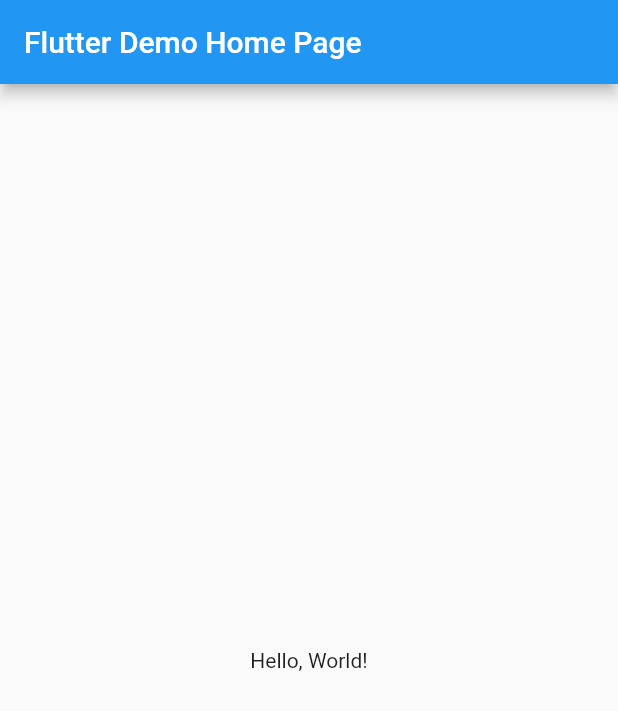
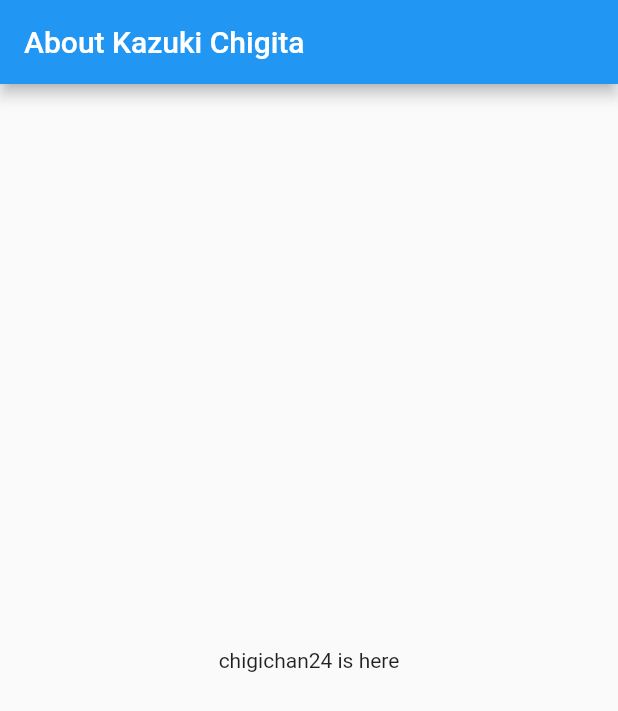
Before and after one commit to chigichan24/flutter_web_test, a Flutter app: the screen it shows after launch, on a phone screen of 412 x 824 dp. Shown: the top 711 px of the screen. Run offline on Flutter 3.47's test engine with Material 2 defaults, Android fonts, the phone set to English and light mode, and no system bars; missing offline and left inert: flutter_web.

Commit message:
Rename to chigichan24

```diff
--- a/lib/main.dart
+++ b/lib/main.dart
@@ -7,11 +7,11 @@ class MyApp extends StatelessWidget {
   @override
   Widget build(BuildContext context) {
     return MaterialApp(
-      title: 'Flutter Demo',
+      title: 'chigichan24',
       theme: ThemeData(
         primarySwatch: Colors.blue,
       ),
-      home: MyHomePage(title: 'Flutter Demo Home Page'),
+      home: MyHomePage(title: 'About Kazuki Chigita'),
     );
   }
 }
@@ -51,7 +51,7 @@ class MyHomePage extends StatelessWidget {
           mainAxisAlignment: MainAxisAlignment.center,
           children: <Widget>[
             Text(
-              'Hello, World!',
+              'chigichan24 is here',
             ),
           ],
         ),
```
